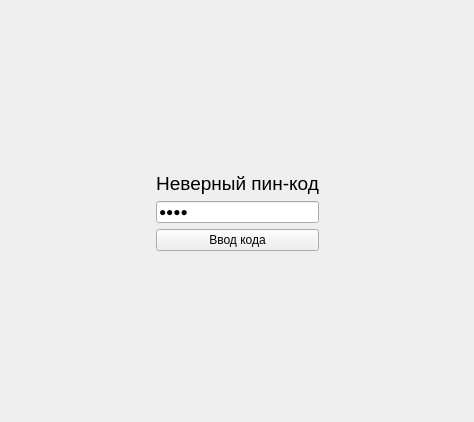
Before: the Qt Designer form mainwindow.ui in Maksimovaanna/201_331_Maksimova_EXAM, drawn with Qt 5.
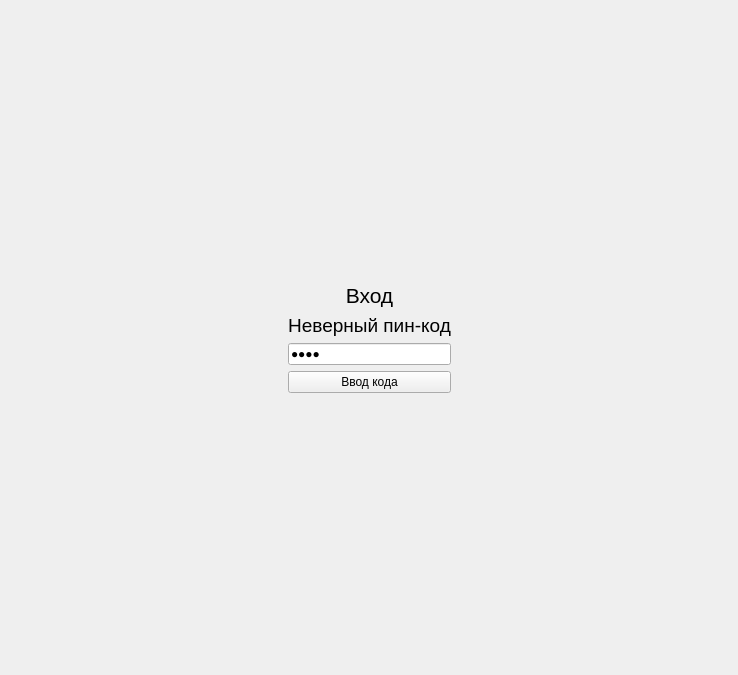
After: the same form once the commit is applied.

The edit to the form file:
```diff
--- a/mainwindow.ui
+++ b/mainwindow.ui
@@ -6,8 +6,8 @@
    <rect>
     <x>0</x>
     <y>0</y>
-    <width>474</width>
-    <height>422</height>
+    <width>738</width>
+    <height>675</height>
    </rect>
   </property>
   <property name="windowTitle">
@@ -15,8 +15,8 @@
   </property>
   <widget class="QWidget" name="centralwidget">
    <layout class="QGridLayout" name="gridLayout">
-    <item row="0" column="1">
-     <spacer name="verticalSpacer_2">
+    <item row="5" column="1">
+     <spacer name="verticalSpacer">
       <property name="orientation">
        <enum>Qt::Vertical</enum>
       </property>
@@ -28,7 +28,7 @@
       </property>
      </spacer>
     </item>
-    <item row="3" column="1">
+    <item row="4" column="1">
      <widget class="QPushButton" name="Ok">
       <property name="sizePolicy">
        <sizepolicy hsizetype="Preferred" vsizetype="Fixed">
@@ -50,7 +50,7 @@
       </property>
      </widget>
     </item>
-    <item row="2" column="1">
+    <item row="3" column="1">
      <widget class="QLineEdit" name="code_text">
       <property name="sizePolicy">
        <sizepolicy hsizetype="Preferred" vsizetype="Fixed">
@@ -72,28 +72,15 @@
       </property>
      </widget>
     </item>
-    <item row="2" column="2">
-     <spacer name="horizontalSpacer_2">
-      <property name="orientation">
-       <enum>Qt::Horizontal</enum>
-      </property>
-      <property name="sizeHint" stdset="0">
-       <size>
-        <width>40</width>
-        <height>20</height>
-       </size>
-      </property>
-     </spacer>
-    </item>
-    <item row="1" column="1">
+    <item row="2" column="1">
      <widget class="QLabel" name="error">
       <property name="text">
        <string>&lt;html&gt;&lt;head/&gt;&lt;body&gt;&lt;p align=&quot;center&quot;&gt;&lt;span style=&quot; font-size:14pt;&quot;&gt;Неверный пин-код&lt;/span&gt;&lt;/p&gt;&lt;/body&gt;&lt;/html&gt;</string>
       </property>
      </widget>
     </item>
-    <item row="4" column="1">
-     <spacer name="verticalSpacer">
+    <item row="0" column="1">
+     <spacer name="verticalSpacer_2">
       <property name="orientation">
        <enum>Qt::Vertical</enum>
       </property>
@@ -105,7 +92,20 @@
       </property>
      </spacer>
     </item>
-    <item row="2" column="0">
+    <item row="3" column="2">
+     <spacer name="horizontalSpacer_2">
+      <property name="orientation">
+       <enum>Qt::Horizontal</enum>
+      </property>
+      <property name="sizeHint" stdset="0">
+       <size>
+        <width>40</width>
+        <height>20</height>
+       </size>
+      </property>
+     </spacer>
+    </item>
+    <item row="3" column="0">
      <spacer name="horizontalSpacer">
       <property name="orientation">
        <enum>Qt::Horizontal</enum>
@@ -118,6 +118,13 @@
       </property>
      </spacer>
     </item>
+    <item row="1" column="1">
+     <widget class="QLabel" name="sign">
+      <property name="text">
+       <string>&lt;html&gt;&lt;head/&gt;&lt;body&gt;&lt;p align=&quot;center&quot;&gt;&lt;span style=&quot; font-size:16pt;&quot;&gt;Вход&lt;/span&gt;&lt;/p&gt;&lt;/body&gt;&lt;/html&gt;</string>
+      </property>
+     </widget>
+    </item>
    </layout>
   </widget>
  </widget>
```
